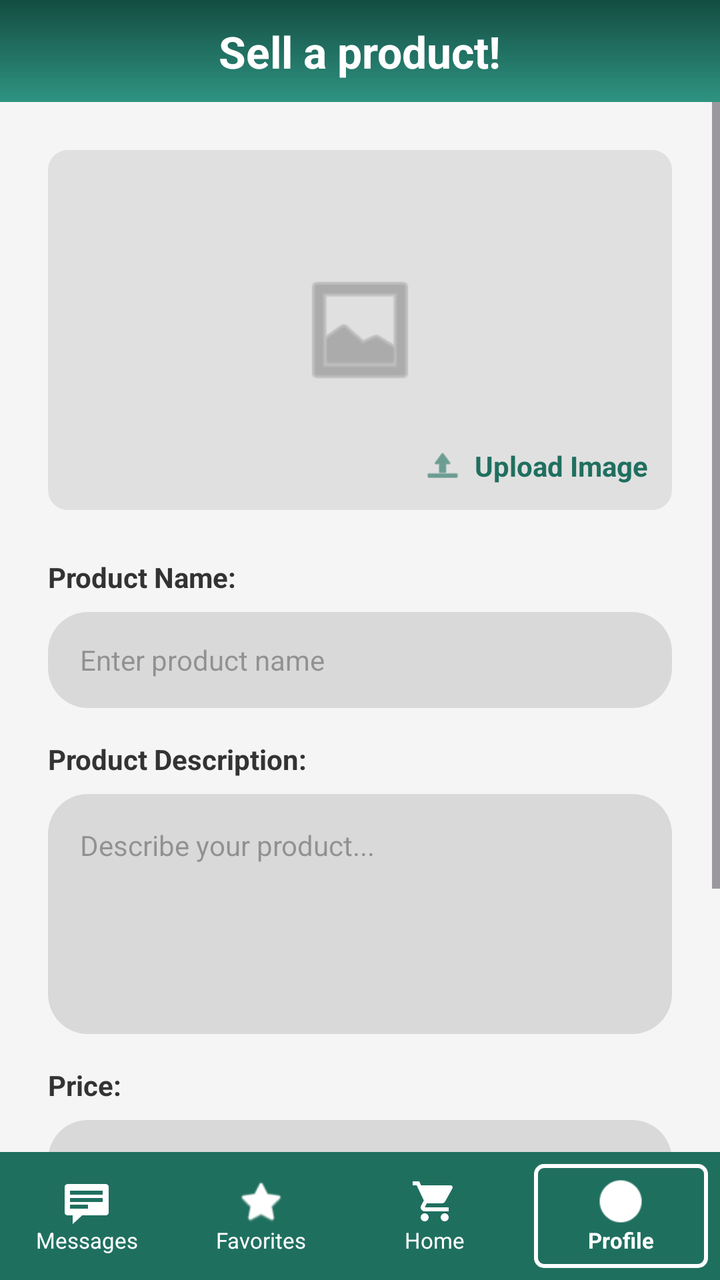
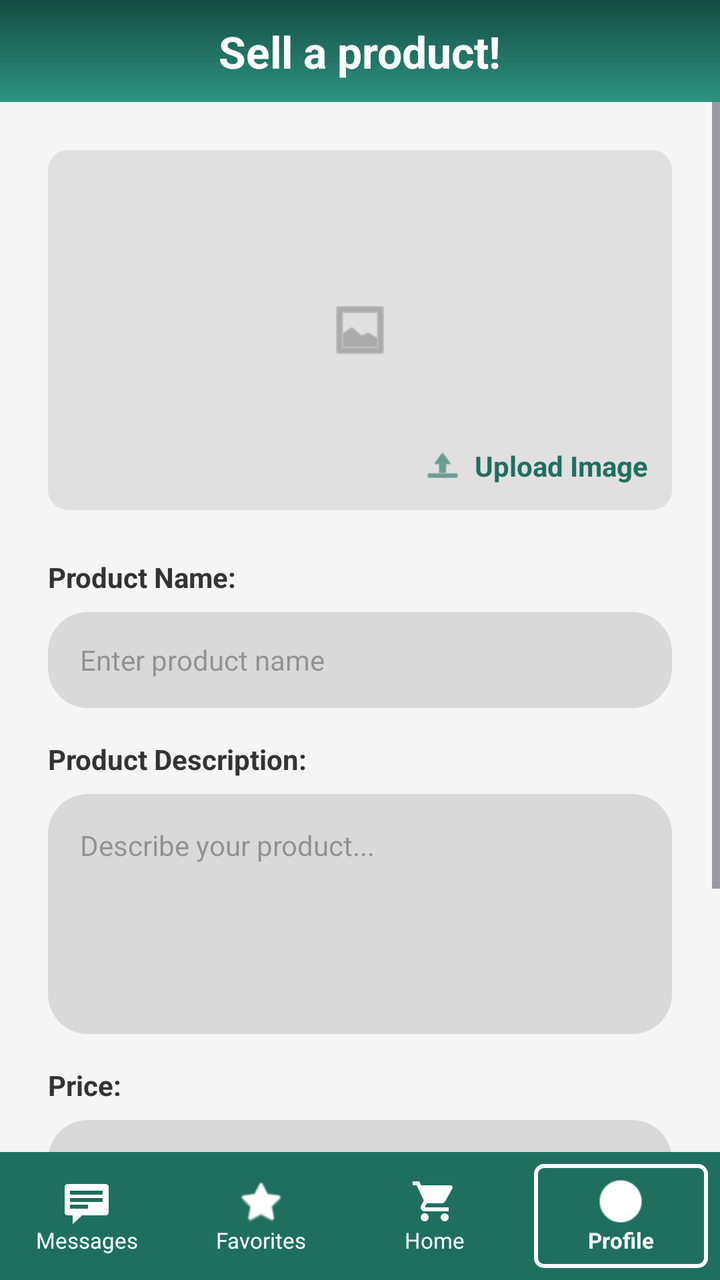

An Android layout rendered at two revisions. The XML below is the earlier revision; the diff shows what the commit changed to produce the second picture.
<!-- AndroidManifest.xml: application theme Theme.AppDevLocalBuyAndSellSystem -->
<!-- res/layout/upload_product.xml -->
<?xml version="1.0" encoding="utf-8"?>
<androidx.constraintlayout.widget.ConstraintLayout xmlns:android="http://schemas.android.com/apk/res/android"
    xmlns:app="http://schemas.android.com/apk/res-auto"
    xmlns:tools="http://schemas.android.com/tools"
    android:layout_width="match_parent"
    android:layout_height="match_parent"
    android:background="#F5F5F5">

    
    <androidx.constraintlayout.widget.ConstraintLayout
        android:id="@+id/uploadHeader"
        android:layout_width="match_parent"
        android:layout_height="51dp"
        android:background="@drawable/green_gradient_bg"
        app:layout_constraintTop_toTopOf="parent">

        <TextView
            android:id="@+id/tvUploadTitle"
            android:layout_width="wrap_content"
            android:layout_height="wrap_content"
            android:text="@string/sell_a_product"
            android:textColor="#FFFFFF"
            android:textSize="22sp"
            android:textStyle="bold"
            app:layout_constraintBottom_toBottomOf="parent"
            app:layout_constraintEnd_toEndOf="parent"
            app:layout_constraintStart_toStartOf="parent"
            app:layout_constraintTop_toTopOf="parent" />

    </androidx.constraintlayout.widget.ConstraintLayout>

    
    <ScrollView
        android:layout_width="match_parent"
        android:layout_height="0dp"
        android:fillViewport="true"
        app:layout_constraintBottom_toTopOf="@id/bottomNavBar"
        app:layout_constraintTop_toBottomOf="@id/uploadHeader">

        <LinearLayout
            android:layout_width="match_parent"
            android:layout_height="wrap_content"
            android:orientation="vertical"
            android:padding="24dp">

            
            <androidx.constraintlayout.widget.ConstraintLayout
                android:id="@+id/containerUploadImage"
                android:layout_width="match_parent"
                android:layout_height="180dp"
                android:background="@drawable/search_bar_bg"
                android:clickable="true"
                android:focusable="true">

                <ImageView
                    android:id="@+id/ivPlaceholder"
                    android:layout_width="64dp"
                    android:layout_height="64dp"
                    android:src="@android:drawable/ic_menu_gallery"
                    app:layout_constraintBottom_toBottomOf="parent"
                    app:layout_constraintEnd_toEndOf="parent"
                    app:layout_constraintStart_toStartOf="parent"
                    app:layout_constraintTop_toTopOf="parent"
                    app:tint="#888888"
                    android:contentDescription="@null" />

                <LinearLayout
                    android:layout_width="wrap_content"
                    android:layout_height="wrap_content"
                    android:layout_margin="12dp"
                    android:gravity="center_vertical"
                    android:orientation="horizontal"
                    app:layout_constraintBottom_toBottomOf="parent"
                    app:layout_constraintEnd_toEndOf="parent">

                    <ImageView
                        android:layout_width="20dp"
                        android:layout_height="20dp"
                        android:src="@android:drawable/ic_menu_upload"
                        app:tint="#1F6F5F"
                        android:contentDescription="@null" />

                    <TextView
                        android:layout_width="wrap_content"
                        android:layout_height="wrap_content"
                        android:layout_marginStart="6dp"
                        android:text="@string/upload_image"
                        android:textColor="#1F6F5F"
                        android:textStyle="bold" />
                </LinearLayout>

            </androidx.constraintlayout.widget.ConstraintLayout>

            
            <TextView
                android:layout_width="wrap_content"
                android:layout_height="wrap_content"
                android:layout_marginTop="24dp"
                android:text="@string/product_name_label"
                android:textColor="#333333"
                android:textStyle="bold" />

            <EditText
                android:id="@+id/etProductName"
                android:layout_width="match_parent"
                android:layout_height="48dp"
                android:layout_marginTop="8dp"
                android:background="@drawable/input_field_bg"
                android:hint="Enter product name"
                android:importantForAutofill="no"
                android:inputType="text"
                android:paddingStart="16dp"
                android:paddingEnd="16dp"
                android:textColor="#000000"
                android:textSize="14sp" />

            <TextView
                android:layout_width="wrap_content"
                android:layout_height="wrap_content"
                android:layout_marginTop="16dp"
                android:text="@string/product_description_label"
                android:textColor="#333333"
                android:textStyle="bold" />

            <EditText
                android:id="@+id/etProductDesc"
                android:layout_width="match_parent"
                android:layout_height="120dp"
                android:layout_marginTop="8dp"
                android:background="@drawable/input_field_bg"
                android:gravity="top"
                android:hint="Describe your product..."
                android:importantForAutofill="no"
                android:inputType="textMultiLine"
                android:padding="16dp"
                android:textColor="#000000"
                android:textSize="14sp" />

            <TextView
                android:layout_width="wrap_content"
                android:layout_height="wrap_content"
                android:layout_marginTop="16dp"
                android:text="@string/price_label"
                android:textColor="#333333"
                android:textStyle="bold" />

            <EditText
                android:id="@+id/etPrice"
                android:layout_width="match_parent"
                android:layout_height="48dp"
                android:layout_marginTop="8dp"
                android:background="@drawable/input_field_bg"
                android:hint="₱ 0.00"
                android:importantForAutofill="no"
                android:inputType="numberDecimal"
                android:paddingStart="16dp"
                android:paddingEnd="16dp"
                android:textColor="#000000"
                android:textSize="14sp" />

            
            <Button
                android:id="@+id/btnUploadSubmit"
                android:layout_width="match_parent"
                android:layout_height="56dp"
                android:layout_marginTop="40dp"
                android:layout_marginBottom="24dp"
                android:background="@drawable/pill_button_green"
                android:text="@string/upload"
                android:textAllCaps="false"
                android:textColor="#FFFFFF"
                android:textSize="18sp"
                android:textStyle="bold"
                app:backgroundTint="@null" />

        </LinearLayout>
    </ScrollView>

    
    <LinearLayout
        android:id="@+id/bottomNavBar"
        android:layout_width="match_parent"
        android:layout_height="64dp"
        android:background="#1F6F5F"
        android:baselineAligned="false"
        android:orientation="horizontal"
        app:layout_constraintBottom_toBottomOf="parent">

        <LinearLayout
            android:id="@+id/navMessages"
            android:layout_width="0dp"
            android:layout_height="match_parent"
            android:layout_weight="1"
            android:gravity="center"
            android:orientation="vertical">
            <ImageView
                android:layout_width="24dp"
                android:layout_height="24dp"
                android:src="@android:drawable/stat_notify_chat"
                app:tint="#FFFFFF"
                android:contentDescription="@null" />
            <TextView
                android:layout_width="wrap_content"
                android:layout_height="wrap_content"
                android:text="@string/messages"
                android:textColor="#FFFFFF"
                android:textSize="11sp" />
        </LinearLayout>

        <LinearLayout
            android:id="@+id/navFavorites"
            android:layout_width="0dp"
            android:layout_height="match_parent"
            android:layout_weight="1"
            android:gravity="center"
            android:orientation="vertical">
            <ImageView
                android:layout_width="24dp"
                android:layout_height="24dp"
                android:src="@android:drawable/btn_star_big_on"
                app:tint="#FFFFFF"
                android:contentDescription="@null" />
            <TextView
                android:layout_width="wrap_content"
                android:layout_height="wrap_content"
                android:text="@string/favorites"
                android:textColor="#FFFFFF"
                android:textSize="11sp" />
        </LinearLayout>

        <LinearLayout
            android:id="@+id/navHome"
            android:layout_width="0dp"
            android:layout_height="match_parent"
            android:layout_weight="1"
            android:gravity="center"
            android:orientation="vertical">
            <ImageView
                android:layout_width="24dp"
                android:layout_height="24dp"
                android:src="@drawable/ic_cart"
                app:tint="#FFFFFF"
                android:contentDescription="@null" />
            <TextView
                android:layout_width="wrap_content"
                android:layout_height="wrap_content"
                android:text="@string/home"
                android:textColor="#FFFFFF"
                android:textSize="11sp" />
        </LinearLayout>

        <LinearLayout
            android:id="@+id/navMe"
            android:layout_width="0dp"
            android:layout_height="match_parent"
            android:layout_weight="1"
            android:layout_margin="6dp"
            android:background="@drawable/selected_nav_item_bg"
            android:gravity="center"
            android:orientation="vertical">
            <ImageView
                android:layout_width="24dp"
                android:layout_height="24dp"
                android:src="@android:drawable/presence_online"
                app:tint="#FFFFFF"
                android:contentDescription="@null" />
            <TextView
                android:layout_width="wrap_content"
                android:layout_height="wrap_content"
                android:text="@string/me"
                android:textColor="#FFFFFF"
                android:textSize="11sp"
                android:textStyle="bold" />
        </LinearLayout>

    </LinearLayout>

</androidx.constraintlayout.widget.ConstraintLayout>
<!-- resources referenced by this layout -->
<resources>
  <!-- drawable green_gradient_bg (drawable) -->
  <?xml version="1.0" encoding="utf-8"?>
  <shape xmlns:android="http://schemas.android.com/apk/res/android"
      android:shape="rectangle">
      <gradient
          android:startColor="#144D42"
          android:endColor="#2E9381"
          android:angle="270" />
  </shape>
  <!-- drawable ic_cart (drawable) -->
  <vector xmlns:android="http://schemas.android.com/apk/res/android"
      android:width="24dp"
      android:height="24dp"
      android:viewportWidth="24"
      android:viewportHeight="24">
      <path
          android:fillColor="#FF000000"
          android:pathData="M7,18c-1.1,0 -1.99,0.9 -1.99,2S5.9,22 7,22s2,-0.9 2,-2 -0.9,-2 -2,-2zM1,2v2h2l3.6,7.59 -1.35,2.45c-0.16,0.28 -0.25,0.61 -0.25,0.96 0,1.1 0.9,2 2,2h12v-2L7.42,15c-0.14,0 -0.25,-0.11 -0.25,-0.25l0.03,-0.12L8.1,13h7.45c0.75,0 1.41,-0.41 1.75,-1.03l3.58,-6.49c0.08,-0.14 0.12,-0.31 0.12,-0.48 0,-0.55 -0.45,-1 -1,-1L5.21,4l-0.94,-2L1,2zM17,18c-1.1,0 -1.99,0.9 -1.99,2s0.89,2 1.99,2 2,-0.9 2,-2 -0.9,-2 -2,-2z"/>
  </vector>
  <!-- drawable input_field_bg (drawable) -->
  <?xml version="1.0" encoding="utf-8"?>
  <shape xmlns:android="http://schemas.android.com/apk/res/android"
      android:shape="rectangle">
      <solid android:color="#D9D9D9" />
      <corners android:radius="20dp" />
  </shape>
  <!-- drawable pill_button_green (drawable) -->
  <?xml version="1.0" encoding="utf-8"?>
  <shape xmlns:android="http://schemas.android.com/apk/res/android"
      android:shape="rectangle">
      <solid android:color="#1F6F5F" />
      <corners android:radius="30dp" />
  </shape>
  <!-- drawable search_bar_bg (drawable) -->
  <?xml version="1.0" encoding="utf-8"?>
  <shape xmlns:android="http://schemas.android.com/apk/res/android"
      android:shape="rectangle">
      <solid android:color="#E0E0E0" />
      <corners android:radius="10dp" />
  </shape>
  <!-- drawable selected_nav_item_bg (drawable) -->
  <?xml version="1.0" encoding="utf-8"?>
  <shape xmlns:android="http://schemas.android.com/apk/res/android"
      android:shape="rectangle">
      <stroke
          android:width="2dp"
          android:color="#FFFFFF" />
      <corners android:radius="4dp" />
  </shape>
  <string name="favorites">Favorites</string>
  <string name="home">Home</string>
  <string name="me">Profile</string>
  <string name="messages">Messages</string>
  <string name="price_label">Price:</string>
  <string name="product_description_label">Product Description:</string>
  <string name="product_name_label">Product Name:</string>
  <string name="sell_a_product">Sell a product!</string>
  <string name="upload">Upload</string>
  <string name="upload_image">Upload Image</string>
  <style name="Theme.AppDevLocalBuyAndSellSystem" parent="Base.Theme.AppDevLocalBuyAndSellSystem" />
  <style name="Base.Theme.AppDevLocalBuyAndSellSystem" parent="Theme.Material3.DayNight.NoActionBar">
          
          
      </style>
</resources>

<!-- the commit's change to res/layout/upload_product.xml (unified diff, before → after) -->
@@ -54,8 +54,9 @@
 
                 <ImageView
                     android:id="@+id/ivPlaceholder"
-                    android:layout_width="64dp"
-                    android:layout_height="64dp"
+                    android:layout_width="match_parent"
+                    android:layout_height="match_parent"
+                    android:scaleType="centerInside"
                     android:src="@android:drawable/ic_menu_gallery"
                     app:layout_constraintBottom_toBottomOf="parent"
                     app:layout_constraintEnd_toEndOf="parent"
